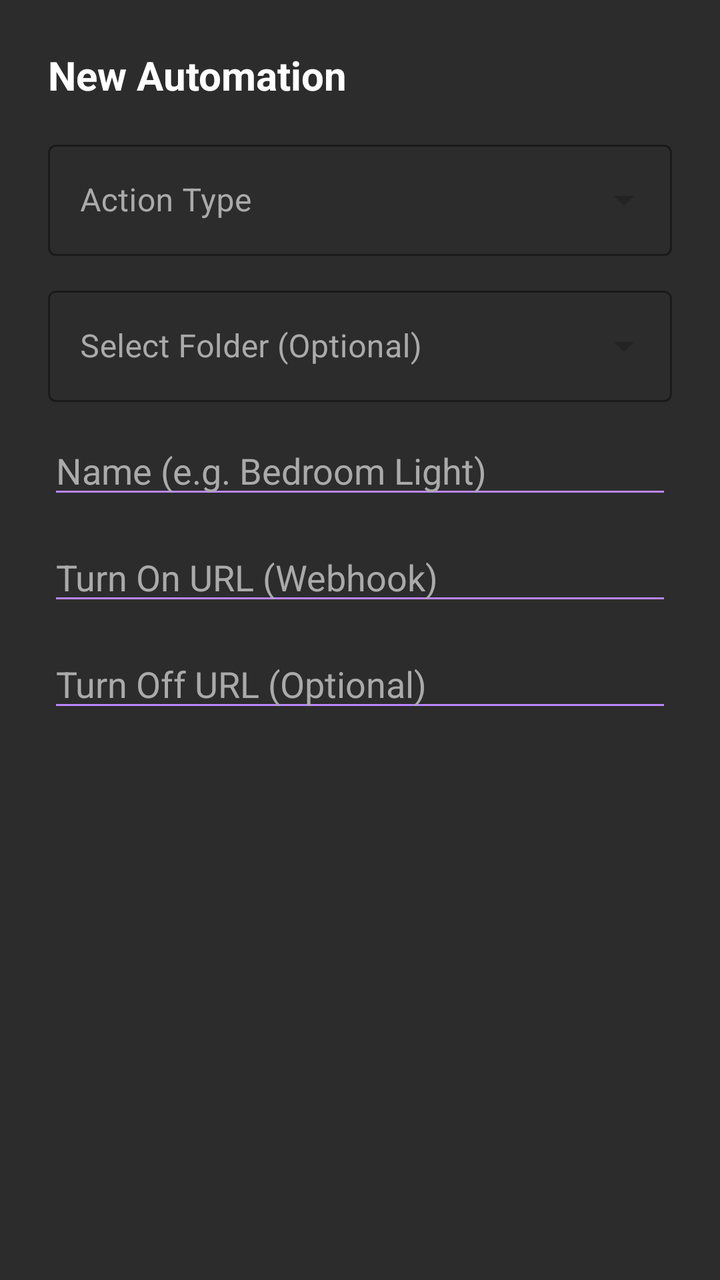
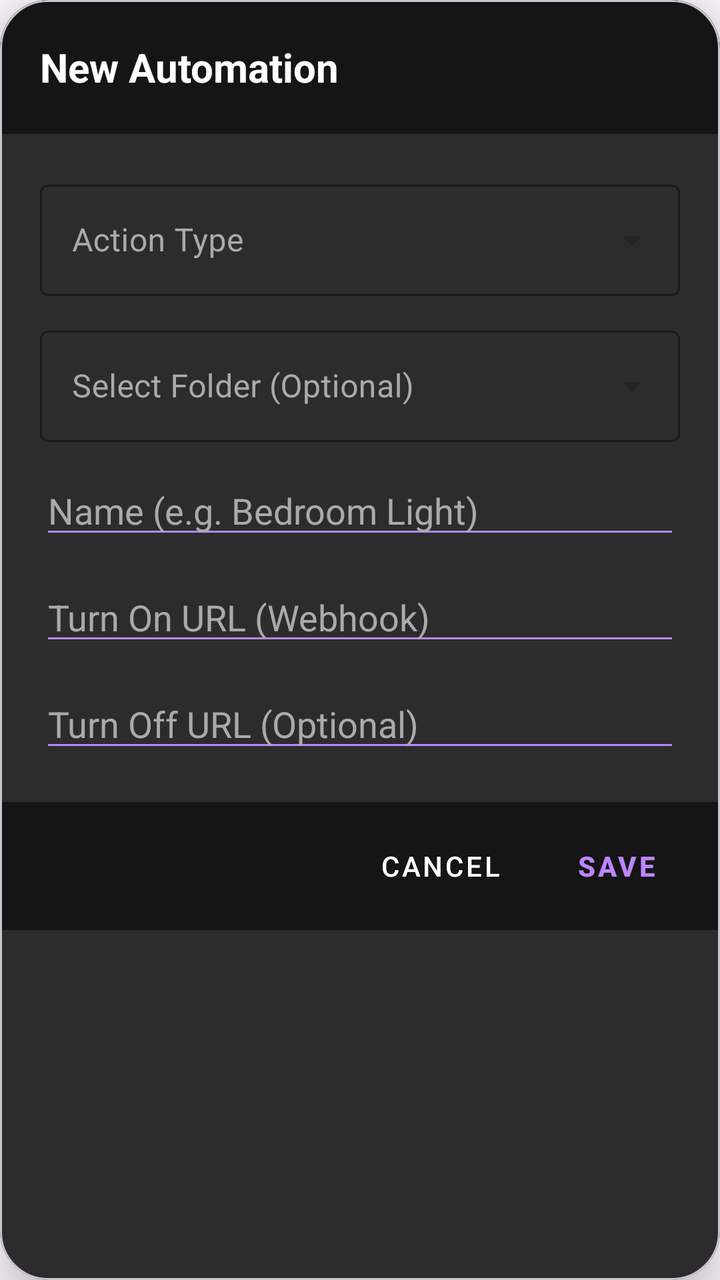

An Android layout rendered at two revisions. The XML below is the earlier revision; the diff shows what the commit changed to produce the second picture.
<!-- AndroidManifest.xml: application theme Theme.BandLightConnect -->
<!-- res/layout/dialog_new_automation.xml -->
<?xml version="1.0" encoding="utf-8"?>
<LinearLayout
    xmlns:android="http://schemas.android.com/apk/res/android"
    xmlns:app="http://schemas.android.com/apk/res-auto"
    android:layout_width="match_parent"
    android:layout_height="wrap_content"
    android:background="#2C2C2C"
    android:orientation="vertical"
    android:padding="24dp">

    <TextView
        android:id="@+id/textDialogTitle"
        android:layout_width="match_parent"
        android:layout_height="wrap_content"
        android:layout_marginBottom="16dp"
        android:text="New Automation"
        android:textColor="#FFFFFF"
        android:textSize="20sp"
        android:textStyle="bold" />

    <com.google.android.material.textfield.TextInputLayout
        style="@style/Widget.MaterialComponents.TextInputLayout.OutlinedBox.ExposedDropdownMenu"
        android:layout_width="match_parent"
        android:layout_height="wrap_content"
        android:layout_marginBottom="12dp"
        app:boxStrokeColor="#BB86FC"
        android:hint="Action Type"
        android:textColorHint="#AAAAAA">

        <AutoCompleteTextView
            android:id="@+id/dropdownAction"
            android:layout_width="match_parent"
            android:layout_height="wrap_content"
            android:inputType="none"
            android:textColor="#FFFFFF" />
    </com.google.android.material.textfield.TextInputLayout>

    <com.google.android.material.textfield.TextInputLayout
        style="@style/Widget.MaterialComponents.TextInputLayout.OutlinedBox.ExposedDropdownMenu"
        android:layout_width="match_parent"
        android:layout_height="wrap_content"
        android:layout_marginBottom="12dp"
        app:boxStrokeColor="#BB86FC"
        android:hint="Select Folder (Optional)"
        android:textColorHint="#AAAAAA">

        <AutoCompleteTextView
            android:id="@+id/dropdownFolder"
            android:layout_width="match_parent"
            android:layout_height="wrap_content"
            android:inputType="none"
            android:textColor="#FFFFFF" />
    </com.google.android.material.textfield.TextInputLayout>

    <EditText
        android:id="@+id/editName"
        android:layout_width="match_parent"
        android:layout_height="wrap_content"
        android:layout_marginBottom="12dp"
        android:backgroundTint="#BB86FC"
        android:hint="Name (e.g. Bedroom Light)"
        android:textColor="#FFFFFF"
        android:textColorHint="#AAAAAA" />

    
    <LinearLayout
        android:id="@+id/layoutUrls"
        android:layout_width="match_parent"
        android:layout_height="wrap_content"
        android:orientation="vertical">

        <EditText
            android:id="@+id/editUrlTurnOn"
            android:layout_width="match_parent"
            android:layout_height="wrap_content"
            android:layout_marginBottom="12dp"
            android:backgroundTint="#BB86FC"
            android:hint="Turn On URL (Webhook)"
            android:inputType="textUri"
            android:textColor="#FFFFFF"
            android:textColorHint="#AAAAAA" />

        <EditText
            android:id="@+id/editUrlTurnOff"
            android:layout_width="match_parent"
            android:layout_height="wrap_content"
            android:backgroundTint="#BB86FC"
            android:hint="Turn Off URL (Optional)"
            android:inputType="textUri"
            android:textColor="#FFFFFF"
            android:textColorHint="#AAAAAA" />
    </LinearLayout>

    
    <LinearLayout
        android:id="@+id/layoutAlarmConfig"
        android:layout_width="match_parent"
        android:layout_height="wrap_content"
        android:orientation="vertical"
        android:visibility="gone">

        
        <TextView
            android:layout_width="match_parent"
            android:layout_height="wrap_content"
            android:text="Alarm Time"
            android:textColor="#AAAAAA"
            android:layout_marginBottom="4dp" />

        <com.google.android.material.button.MaterialButton
            android:id="@+id/btnSelectTime"
            android:layout_width="match_parent"
            android:layout_height="wrap_content"
            android:layout_marginBottom="16dp"
            android:padding="16dp"
            android:text="Tap to Set Time"
            android:textColor="#FFFFFF"
            android:textStyle="bold"
            app:backgroundTint="#151515"
            app:strokeColor="#BB86FC"
            app:strokeWidth="1dp"
            app:cornerRadius="12dp" />

        
        <TextView
            android:layout_width="match_parent"
            android:layout_height="wrap_content"
            android:text="Repeat Days"
            android:textColor="#AAAAAA"
            android:layout_marginBottom="4dp" />

        <com.google.android.material.button.MaterialButton
            android:id="@+id/btnSelectDays"
            android:layout_width="match_parent"
            android:layout_height="wrap_content"
            android:layout_marginBottom="12dp"
            android:padding="16dp"
            android:text="Repeat: Never"
            android:textColor="#FFFFFF"
            android:textStyle="bold"
            app:backgroundTint="#151515"
            app:strokeColor="#BB86FC"
            app:strokeWidth="1dp"
            app:cornerRadius="12dp" />
    </LinearLayout>
</LinearLayout>
<!-- resources referenced by this layout -->
<resources>
  <style name="Theme.BandLightConnect" parent="Base.Theme.BandLightConnect" />
  <style name="Base.Theme.BandLightConnect" parent="Theme.Material3.DayNight.NoActionBar">
          
          
      </style>
</resources>

<!-- the commit's change to res/layout/dialog_new_automation.xml (unified diff, before → after) -->
@@ -1,146 +1,184 @@
 <?xml version="1.0" encoding="utf-8"?>
-<LinearLayout
+<com.google.android.material.card.MaterialCardView
     xmlns:android="http://schemas.android.com/apk/res/android"
     xmlns:app="http://schemas.android.com/apk/res-auto"
     android:layout_width="match_parent"
     android:layout_height="wrap_content"
-    android:background="#2C2C2C"
-    android:orientation="vertical"
-    android:padding="24dp">
+    app:cardBackgroundColor="#2C2C2C"
+    app:cardCornerRadius="24dp"
+    app:cardElevation="16dp">
 
-    <TextView
-        android:id="@+id/textDialogTitle"
-        android:layout_width="match_parent"
-        android:layout_height="wrap_content"
-        android:layout_marginBottom="16dp"
-        android:text="New Automation"
-        android:textColor="#FFFFFF"
-        android:textSize="20sp"
-        android:textStyle="bold" />
-
-    <com.google.android.material.textfield.TextInputLayout
-        style="@style/Widget.MaterialComponents.TextInputLayout.OutlinedBox.ExposedDropdownMenu"
-        android:layout_width="match_parent"
-        android:layout_height="wrap_content"
-        android:layout_marginBottom="12dp"
-        app:boxStrokeColor="#BB86FC"
-        android:hint="Action Type"
-        android:textColorHint="#AAAAAA">
-
-        <AutoCompleteTextView
-            android:id="@+id/dropdownAction"
-            android:layout_width="match_parent"
-            android:layout_height="wrap_content"
-            android:inputType="none"
-            android:textColor="#FFFFFF" />
-    </com.google.android.material.textfield.TextInputLayout>
-
-    <com.google.android.material.textfield.TextInputLayout
-        style="@style/Widget.MaterialComponents.TextInputLayout.OutlinedBox.ExposedDropdownMenu"
-        android:layout_width="match_parent"
-        android:layout_height="wrap_content"
-        android:layout_marginBottom="12dp"
-        app:boxStrokeColor="#BB86FC"
-        android:hint="Select Folder (Optional)"
-        android:textColorHint="#AAAAAA">
-
-        <AutoCompleteTextView
-            android:id="@+id/dropdownFolder"
-            android:layout_width="match_parent"
-            android:layout_height="wrap_content"
-            android:inputType="none"
-            android:textColor="#FFFFFF" />
-    </com.google.android.material.textfield.TextInputLayout>
-
-    <EditText
-        android:id="@+id/editName"
-        android:layout_width="match_parent"
-        android:layout_height="wrap_content"
-        android:layout_marginBottom="12dp"
-        android:backgroundTint="#BB86FC"
-        android:hint="Name (e.g. Bedroom Light)"
-        android:textColor="#FFFFFF"
-        android:textColorHint="#AAAAAA" />
-
-    
     <LinearLayout
-        android:id="@+id/layoutUrls"
         android:layout_width="match_parent"
         android:layout_height="wrap_content"
         android:orientation="vertical">
 
-        <EditText
-            android:id="@+id/editUrlTurnOn"
+        
+        <LinearLayout
             android:layout_width="match_parent"
             android:layout_height="wrap_content"
-            android:layout_marginBottom="12dp"
-            android:backgroundTint="#BB86FC"
-            android:hint="Turn On URL (Webhook)"
-            android:inputType="textUri"
-            android:textColor="#FFFFFF"
-            android:textColorHint="#AAAAAA" />
+            android:background="#151515"
+            android:padding="20dp">
+            <TextView
+                android:id="@+id/textDialogTitle"
+                android:layout_width="match_parent"
+                android:layout_height="wrap_content"
+                android:text="New Automation"
+                android:textColor="#FFFFFF"
+                android:textSize="20sp"
+                android:textStyle="bold" />
+        </LinearLayout>
 
-        <EditText
-            android:id="@+id/editUrlTurnOff"
+        
+        <LinearLayout
             android:layout_width="match_parent"
             android:layout_height="wrap_content"
-            android:backgroundTint="#BB86FC"
-            android:hint="Turn Off URL (Optional)"
-            android:inputType="textUri"
-            android:textColor="#FFFFFF"
-            android:textColorHint="#AAAAAA" />
-    </LinearLayout>
+            android:orientation="vertical"
+            android:padding="20dp">
 
-    
-    <LinearLayout
-        android:id="@+id/layoutAlarmConfig"
-        android:layout_width="match_parent"
-        android:layout_height="wrap_content"
-        android:orientation="vertical"
-        android:visibility="gone">
+            <com.google.android.material.textfield.TextInputLayout
+                style="@style/Widget.MaterialComponents.TextInputLayout.OutlinedBox.ExposedDropdownMenu"
+                android:layout_width="match_parent"
+                android:layout_height="wrap_content"
+                android:layout_marginBottom="12dp"
+                app:boxStrokeColor="#BB86FC"
+                android:hint="Action Type"
+                android:textColorHint="#AAAAAA">
+                <AutoCompleteTextView
+                    android:id="@+id/dropdownAction"
+                    android:layout_width="match_parent"
+                    android:layout_height="wrap_content"
+                    android:inputType="none"
+                    android:textColor="#FFFFFF" />
+            </com.google.android.material.textfield.TextInputLayout>
+
+            <com.google.android.material.textfield.TextInputLayout
+                style="@style/Widget.MaterialComponents.TextInputLayout.OutlinedBox.ExposedDropdownMenu"
+                android:layout_width="match_parent"
+                android:layout_height="wrap_content"
+                android:layout_marginBottom="12dp"
+                app:boxStrokeColor="#BB86FC"
+                android:hint="Select Folder (Optional)"
+                android:textColorHint="#AAAAAA">
+                <AutoCompleteTextView
+                    android:id="@+id/dropdownFolder"
+                    android:layout_width="match_parent"
+                    android:layout_height="wrap_content"
+                    android:inputType="none"
+                    android:textColor="#FFFFFF" />
+            </com.google.android.material.textfield.TextInputLayout>
+
+            <EditText
+                android:id="@+id/editName"
+                android:layout_width="match_parent"
+                android:layout_height="wrap_content"
+                android:layout_marginBottom="12dp"
+                android:backgroundTint="#BB86FC"
+                android:hint="Name (e.g. Bedroom Light)"
+                android:textColor="#FFFFFF"
+                android:textColorHint="#AAAAAA" />
+
+            
+            <LinearLayout
+                android:id="@+id/layoutUrls"
+                android:layout_width="match_parent"
+                android:layout_height="wrap_content"
+                android:orientation="vertical">
+                <EditText
+                    android:id="@+id/editUrlTurnOn"
+                    android:layout_width="match_parent"
+                    android:layout_height="wrap_content"
+                    android:layout_marginBottom="12dp"
+                    android:backgroundTint="#BB86FC"
+                    android:hint="Turn On URL (Webhook)"
+                    android:inputType="textUri"
+                    android:textColor="#FFFFFF"
+                    android:textColorHint="#AAAAAA" />
+                <EditText
+                    android:id="@+id/editUrlTurnOff"
+                    android:layout_width="match_parent"
+                    android:layout_height="wrap_content"
+                    android:backgroundTint="#BB86FC"
+                    android:hint="Turn Off URL (Optional)"
+                    android:inputType="textUri"
+                    android:textColor="#FFFFFF"
+                    android:textColorHint="#AAAAAA" />
+            </LinearLayout>
+
+            
+            <LinearLayout
+                android:id="@+id/layoutAlarmConfig"
+                android:layout_width="match_parent"
+                android:layout_height="wrap_content"
+                android:orientation="vertical"
+                android:visibility="gone">
+
+                <TextView
+                    android:layout_width="match_parent"
+                    android:layout_height="wrap_content"
+                    android:text="Alarm Time"
+                    android:textColor="#AAAAAA"
+                    android:layout_marginBottom="4dp" />
+                <com.google.android.material.button.MaterialButton
+                    android:id="@+id/btnSelectTime"
+                    android:layout_width="match_parent"
+                    android:layout_height="wrap_content"
+                    android:layout_marginBottom="16dp"
+                    android:padding="16dp"
+                    android:text="Tap to Set Time"
+                    android:textColor="#FFFFFF"
+                    android:textStyle="bold"
+                    app:backgroundTint="#151515"
+                    app:strokeColor="#BB86FC"
+                    app:strokeWidth="1dp"
+                    app:cornerRadius="12dp" />
+
+                <TextView
+                    android:layout_width="match_parent"
+                    android:layout_height="wrap_content"
+                    android:text="Repeat Days"
+                    android:textColor="#AAAAAA"
+                    android:layout_marginBottom="4dp" />
+                <com.google.android.material.button.MaterialButton
+                    android:id="@+id/btnSelectDays"
+                    android:layout_width="match_parent"
+                    android:layout_height="wrap_content"
+                    android:padding="16dp"
+                    android:text="Repeat: Never"
+                    android:textColor="#FFFFFF"
+                    android:textStyle="bold"
+                    app:backgroundTint="#151515"
+                    app:strokeColor="#BB86FC"
+                    app:strokeWidth="1dp"
+                    app:cornerRadius="12dp" />
+            </LinearLayout>
+        </LinearLayout>
 
         
-        <TextView
+        <LinearLayout
             android:layout_width="match_parent"
             android:layout_height="wrap_content"
-            android:text="Alarm Time"
-            android:textColor="#AAAAAA"
-            android:layout_marginBottom="4dp" />
+            android:background="#151515"
+            android:orientation="horizontal"
+            android:gravity="end"
+            android:padding="8dp">
 
-        <com.google.android.material.button.MaterialButton
-            android:id="@+id/btnSelectTime"
-            android:layout_width="match_parent"
-            android:layout_height="wrap_content"
-            android:layout_marginBottom="16dp"
-            android:padding="16dp"
-            android:text="Tap to Set Time"
-            android:textColor="#FFFFFF"
-            android:textStyle="bold"
-            app:backgroundTint="#151515"
-            app:strokeColor="#BB86FC"
-            app:strokeWidth="1dp"
-            app:cornerRadius="12dp" />
+            <com.google.android.material.button.MaterialButton
+                android:id="@+id/btnCancelAuto"
+                style="@style/Widget.MaterialComponents.Button.TextButton"
+                android:layout_width="wrap_content"
+                android:layout_height="wrap_content"
+                android:text="Cancel"
+                android:textColor="#FFFFFF" />
 
-        
-        <TextView
-            android:layout_width="match_parent"
-            android:layout_height="wrap_content"
-            android:text="Repeat Days"
-            android:textColor="#AAAAAA"
-            android:layout_marginBottom="4dp" />
-
-        <com.google.android.material.button.MaterialButton
-            android:id="@+id/btnSelectDays"
-            android:layout_width="match_parent"
-            android:layout_height="wrap_content"
-            android:layout_marginBottom="12dp"
-            android:padding="16dp"
-            android:text="Repeat: Never"
-            android:textColor="#FFFFFF"
-            android:textStyle="bold"
-            app:backgroundTint="#151515"
-            app:strokeColor="#BB86FC"
-            app:strokeWidth="1dp"
-            app:cornerRadius="12dp" />
+            <com.google.android.material.button.MaterialButton
+                android:id="@+id/btnSaveAuto"
+                style="@style/Widget.MaterialComponents.Button.TextButton"
+                android:layout_width="wrap_content"
+                android:layout_height="wrap_content"
+                android:text="Save"
+                android:textStyle="bold"
+                android:textColor="#BB86FC" />
+        </LinearLayout>
     </LinearLayout>
-</LinearLayout>
+</com.google.android.material.card.MaterialCardView>
